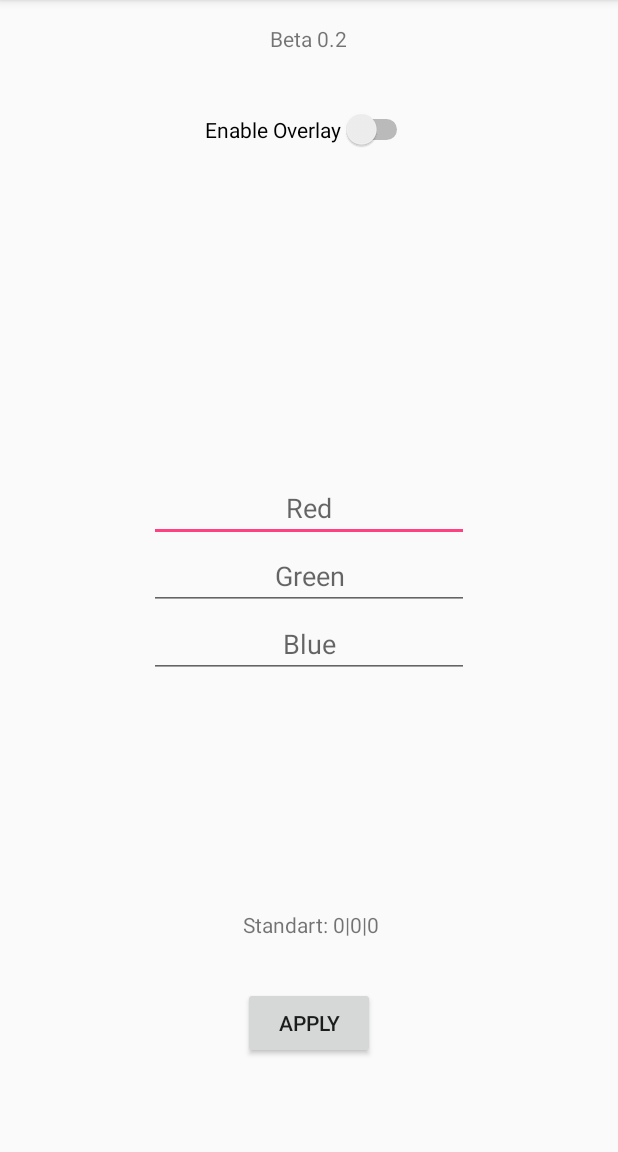
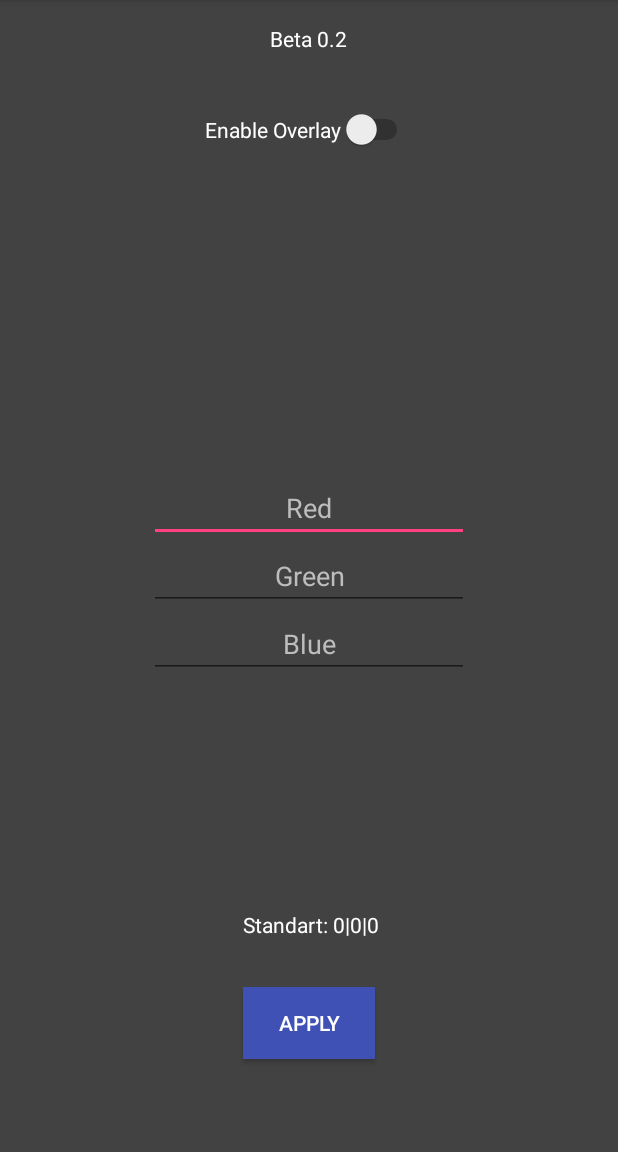
Before and after one commit to maximilianKoeper/OLEDBLACK, an Android app: the screen it shows after launch (MainActivity), on a phone screen of 412 x 824 dp, the part 84-1236 px from its top. Run offline under Robolectric (Android 15) with nearby library versions, the phone set to English and light mode, and no system bars.

Commit message:
Updated Color Scheme

```diff
--- a/app/src/main/res/layout/activity_main.xml
+++ b/app/src/main/res/layout/activity_main.xml
@@ -3,7 +3,8 @@
     android:layout_width="match_parent"
     android:layout_height="match_parent"
     android:paddingLeft="16dp"
-    android:paddingRight="16dp">
+    android:paddingRight="16dp"
+    android:background="@color/colorPrimaryDark">
 
     <Switch
         android:id="@+id/switch1"
@@ -13,7 +14,8 @@
         android:text="Enable Overlay"
         android:layout_marginTop="37dp"
         android:layout_below="@+id/textView"
-        android:layout_centerHorizontal="true" />
+        android:layout_centerHorizontal="true"
+        android:textColor="@color/font"/>
 
     <TextView
         android:layout_width="wrap_content"
@@ -22,13 +24,15 @@
         android:id="@+id/textView"
         android:layout_below="@+id/guideline"
         android:layout_centerHorizontal="true"
-        android:layout_marginTop="16dp" />
+        android:layout_marginTop="16dp"
+        android:textColor="@color/font"/>
 
     <android.support.constraint.Guideline
         android:layout_width="wrap_content"
         android:layout_height="wrap_content"
         android:id="@+id/guideline"
-        android:orientation="vertical" />
+        android:orientation="vertical"
+        />
 
     <EditText
         android:id="@+id/editText4"
@@ -41,7 +45,9 @@
         android:maxLength="3"
         android:textAlignment="center"
         android:layout_above="@+id/editText5"
-        android:layout_centerHorizontal="true" />
+        android:layout_centerHorizontal="true"
+        android:textColor="@color/font"
+        android:textColorHint="@color/fonthint"/>
 
     <EditText
         android:id="@+id/editText5"
@@ -53,7 +59,9 @@
         android:maxLength="3"
         android:textAlignment="center"
         android:layout_centerVertical="true"
-        android:layout_alignEnd="@+id/editText4" />
+        android:layout_alignEnd="@+id/editText4"
+        android:textColor="@color/font"
+        android:textColorHint="@color/fonthint"/>
 
     <EditText
         android:id="@+id/editText6"
@@ -65,7 +73,9 @@
         android:maxLength="3"
         android:textAlignment="center"
         android:layout_below="@+id/editText5"
-        android:layout_alignStart="@+id/editText5" />
+        android:layout_alignStart="@+id/editText5"
+        android:textColor="@color/font"
+        android:textColorHint="@color/fonthint"/>
 
     <Button
         android:id="@+id/button"
@@ -75,7 +85,9 @@
         android:text="Apply"
         android:layout_marginBottom="62dp"
         android:layout_alignParentBottom="true"
-        android:layout_centerHorizontal="true" />
+        android:layout_centerHorizontal="true"
+        android:textColor="@color/font"
+        android:background="@color/colorPrimary"/>
 
     <TextView
         android:id="@+id/textView2"
@@ -84,6 +96,7 @@
         android:text="Standart: 0|0|0"
         android:layout_marginBottom="32dp"
         android:layout_above="@+id/button"
-        android:layout_alignStart="@+id/button" />
+        android:layout_alignStart="@+id/button"
+        android:textColor="@color/font"/>
 
 </RelativeLayout>
--- a/app/src/main/res/values/colors.xml
+++ b/app/src/main/res/values/colors.xml
@@ -1,6 +1,8 @@
 <?xml version="1.0" encoding="utf-8"?>
 <resources>
     <color name="colorPrimary">#3F51B5</color>
-    <color name="colorPrimaryDark">#303F9F</color>
+    <color name="colorPrimaryDark">#424242</color>
     <color name="colorAccent">#FF4081</color>
+    <color name="font">#FFFFFF</color>
+    <color name="fonthint">#BDBDBD</color>
 </resources>
```
